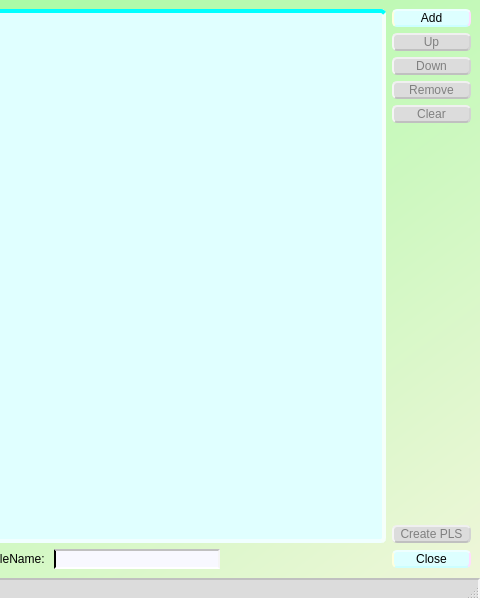
YoshimasaAwata/MakePlayList, file mainwindow.ui: the form before one commit; both pictures show x 320 to 800 and y 0 to 600 of the 800 by 600 pixel window.
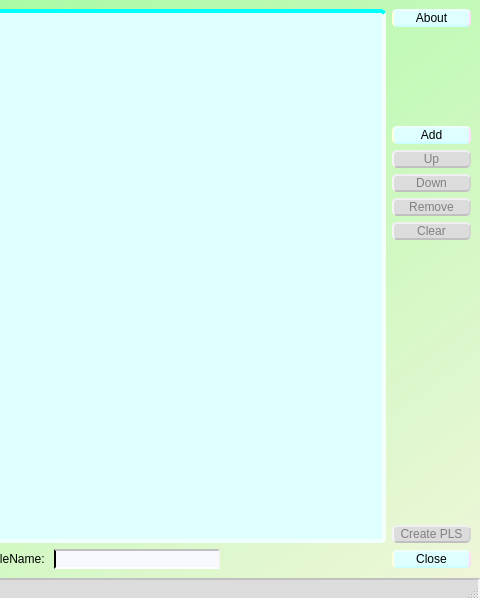
The form after the commit. Custom widgets are drawn as their Qt base class.

Commit message: Aboutダイアログの追加 ICON指定関連でQtリソースファイルを使わないようにしたので削除

Diff of the .ui file:
```diff
--- a/mainwindow.ui
+++ b/mainwindow.ui
@@ -99,6 +99,26 @@
       </item>
       <item>
        <layout class="QVBoxLayout" name="verticalLayout">
+        <item>
+         <widget class="QPushButton" name="aboutButton">
+          <property name="text">
+           <string>About</string>
+          </property>
+         </widget>
+        </item>
+        <item>
+         <spacer name="verticalSpacer_2">
+          <property name="orientation">
+           <enum>Qt::Orientation::Vertical</enum>
+          </property>
+          <property name="sizeHint" stdset="0">
+           <size>
+            <width>20</width>
+            <height>40</height>
+           </size>
+          </property>
+         </spacer>
+        </item>
         <item>
          <widget class="QPushButton" name="addButton">
           <property name="styleSheet">
@@ -161,6 +181,32 @@
           </property>
          </widget>
         </item>
+        <item>
+         <spacer name="verticalSpacer_4">
+          <property name="orientation">
+           <enum>Qt::Orientation::Vertical</enum>
+          </property>
+          <property name="sizeHint" stdset="0">
+           <size>
+            <width>20</width>
+            <height>40</height>
+           </size>
+          </property>
+         </spacer>
+        </item>
+        <item>
+         <spacer name="verticalSpacer_3">
+          <property name="orientation">
+           <enum>Qt::Orientation::Vertical</enum>
+          </property>
+          <property name="sizeHint" stdset="0">
+           <size>
+            <width>20</width>
+            <height>40</height>
+           </size>
+          </property>
+         </spacer>
+        </item>
         <item>
          <spacer name="verticalSpacer">
           <property name="orientation">
```
Left out of the diff: 35 changed lines with no effect on the pictures. The commit also changes 7 other files.
